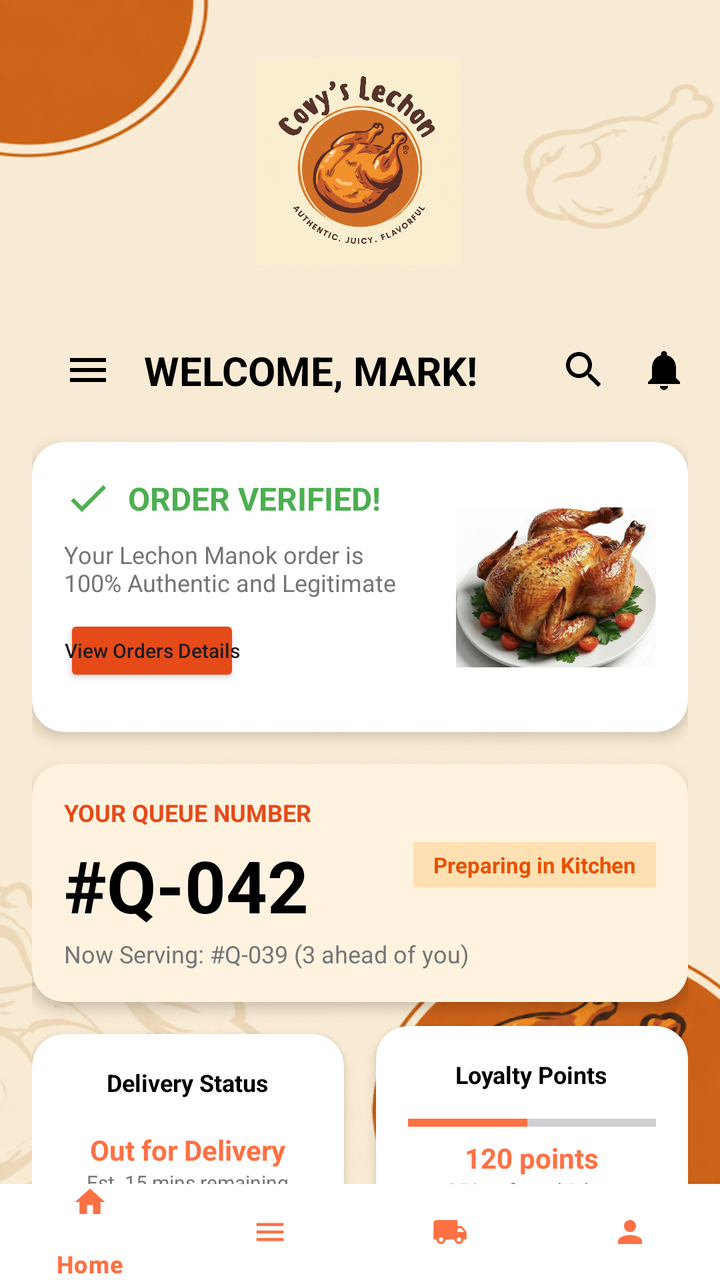
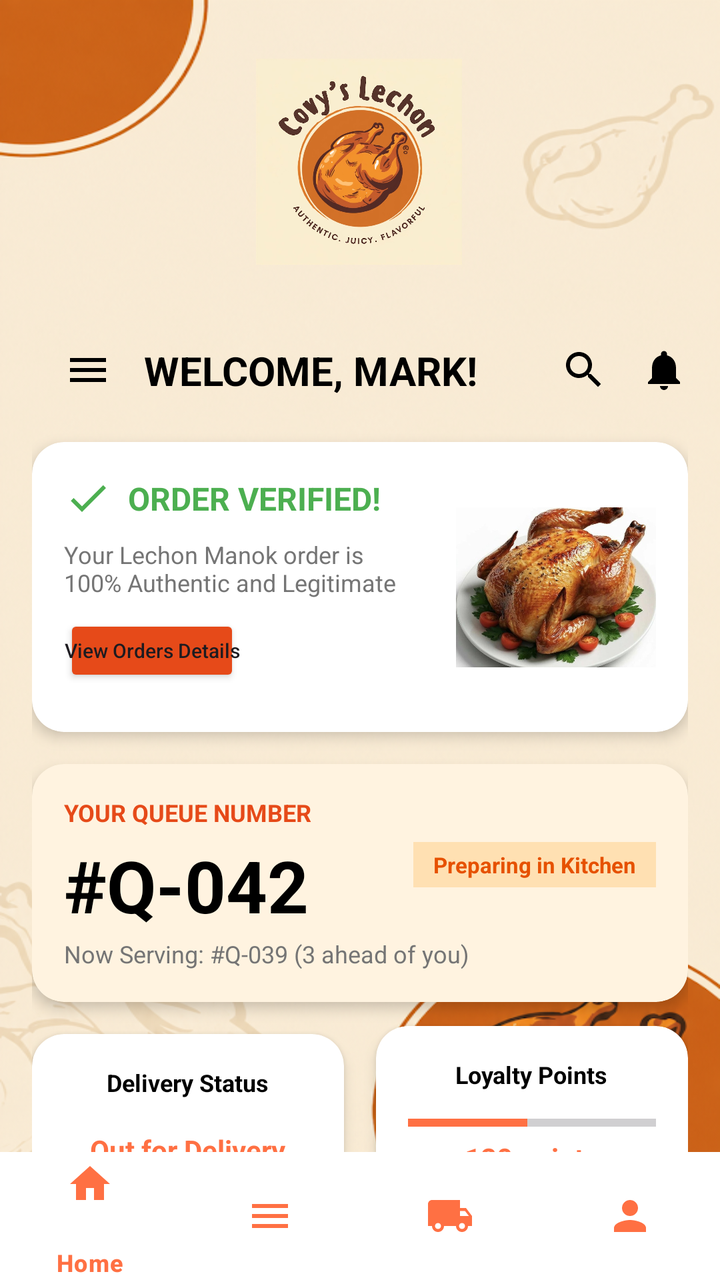

Compare the two renders of this Android layout. The source of the first and the diff that turns it into the second are given below.
<!-- AndroidManifest.xml: application theme Theme.CoyvSplashScreen -->
<!-- res/layout/activity_dashboard.xml -->
<?xml version="1.0" encoding="utf-8"?>
<androidx.constraintlayout.widget.ConstraintLayout xmlns:android="http://schemas.android.com/apk/res/android"
    xmlns:app="http://schemas.android.com/apk/res-auto"
    xmlns:tools="http://schemas.android.com/tools"
    android:id="@+id/main"
    android:layout_width="match_parent"
    android:layout_height="match_parent"
    android:background="@drawable/signinbackgoundimage"
    tools:context=".DashBoardActivity">

    
    <View
        android:id="@+id/view_decoration"
        android:layout_width="200dp"
        android:layout_height="200dp"
        android:layout_marginStart="-80dp"
        android:layout_marginTop="-80dp"
        android:alpha="0.3"
        app:layout_constraintStart_toStartOf="parent"
        app:layout_constraintTop_toTopOf="parent" />

    <androidx.core.widget.NestedScrollView
        android:layout_width="match_parent"
        android:layout_height="0dp"
        app:layout_constraintBottom_toTopOf="@+id/bottom_navigation"
        app:layout_constraintTop_toTopOf="parent">

        <androidx.constraintlayout.widget.ConstraintLayout
            android:layout_width="match_parent"
            android:layout_height="wrap_content"
            android:padding="@dimen/padding_medium">

            

            <ImageView
                android:id="@+id/covylogo"
                android:layout_width="153dp"
                android:layout_height="103dp"
                android:layout_marginTop="10dp"
                android:layout_marginBottom="36dp"
                android:contentDescription="Covy Lechon Logo"
                android:src="@drawable/logo"
                app:layout_constraintBottom_toTopOf="@+id/tv_welcome"
                app:layout_constraintEnd_toEndOf="parent"
                app:layout_constraintHorizontal_bias="0.498"
                app:layout_constraintStart_toStartOf="parent"
                app:layout_constraintTop_toTopOf="parent" />

            
            <ImageButton
                android:id="@+id/btn_menu_top"
                android:layout_width="@dimen/icon_size"
                android:layout_height="@dimen/icon_size"
                android:layout_marginStart="16dp"
                android:layout_marginTop="157dp"
                android:layout_marginEnd="16dp"
                android:layout_marginBottom="24dp"
                android:background="?attr/selectableItemBackgroundBorderless"
                android:src="@drawable/ic_menu"
                app:layout_constraintBottom_toTopOf="@+id/cv_verified"
                app:layout_constraintEnd_toStartOf="@+id/tv_welcome"
                app:layout_constraintStart_toStartOf="parent"
                app:layout_constraintTop_toTopOf="parent" />

            <TextView
                android:id="@+id/tv_welcome"
                android:layout_width="wrap_content"
                android:layout_height="wrap_content"
                android:layout_marginStart="@dimen/padding_medium"
                android:text="WELCOME, MARK!"
                android:textColor="@color/black"
                android:textSize="20sp"
                android:textStyle="bold"
                app:layout_constraintBottom_toBottomOf="@+id/btn_menu_top"
                app:layout_constraintStart_toEndOf="@+id/btn_menu_top"
                app:layout_constraintTop_toTopOf="@+id/btn_menu_top" />

            <ImageButton
                android:id="@+id/btn_notification"
                android:layout_width="@dimen/icon_size"
                android:layout_height="@dimen/icon_size"
                android:background="?attr/selectableItemBackgroundBorderless"
                android:src="@drawable/ic_notifications"
                app:layout_constraintBottom_toBottomOf="@+id/btn_menu_top"
                app:layout_constraintEnd_toEndOf="parent"
                app:layout_constraintTop_toTopOf="@+id/btn_menu_top" />

            <ImageButton
                android:id="@+id/btn_search"
                android:layout_width="@dimen/icon_size"
                android:layout_height="@dimen/icon_size"
                android:layout_marginEnd="@dimen/padding_medium"
                android:background="?attr/selectableItemBackgroundBorderless"
                android:src="@drawable/ic_search"
                app:layout_constraintBottom_toBottomOf="@+id/btn_menu_top"
                app:layout_constraintEnd_toStartOf="@+id/btn_notification"
                app:layout_constraintTop_toTopOf="@+id/btn_menu_top" />

            
            <androidx.cardview.widget.CardView
                android:id="@+id/cv_verified"
                android:layout_width="match_parent"
                android:layout_height="wrap_content"
                android:layout_marginTop="@dimen/padding_large"
                app:cardCornerRadius="@dimen/corner_radius"
                app:cardElevation="@dimen/card_elevation"
                app:layout_constraintTop_toBottomOf="@+id/btn_menu_top">

                <androidx.constraintlayout.widget.ConstraintLayout
                    android:layout_width="match_parent"
                    android:layout_height="145dp"
                    android:padding="@dimen/padding_medium">

                    <ImageView
                        android:id="@+id/iv_check"
                        android:layout_width="24dp"
                        android:layout_height="24dp"
                        android:contentDescription="Verified"
                        android:src="@drawable/ic_check"
                        app:layout_constraintStart_toStartOf="parent"
                        app:layout_constraintTop_toTopOf="parent" />

                    <TextView
                        android:id="@+id/tv_verified_status"
                        android:layout_width="wrap_content"
                        android:layout_height="wrap_content"
                        android:layout_marginStart="@dimen/padding_small"
                        android:text="ORDER VERIFIED!"
                        android:textColor="@color/green_verified"
                        android:textSize="16sp"
                        android:textStyle="bold"
                        app:layout_constraintBottom_toBottomOf="@+id/iv_check"
                        app:layout_constraintStart_toEndOf="@+id/iv_check"
                        app:layout_constraintTop_toTopOf="@+id/iv_check" />

                    <TextView
                        android:id="@+id/tv_verified_desc"
                        android:layout_width="0dp"
                        android:layout_height="wrap_content"
                        android:layout_marginTop="@dimen/padding_small"
                        android:text="Your Lechon Manok order is\n100% Authentic and Legitimate"
                        android:textColor="@color/text_grey"
                        android:textSize="12sp"
                        app:layout_constraintEnd_toStartOf="@+id/iv_verified_chicken"
                        app:layout_constraintStart_toStartOf="parent"
                        app:layout_constraintTop_toBottomOf="@+id/iv_check" />

                    <Button
                        android:id="@+id/btn_view_details"
                        android:layout_width="wrap_content"
                        android:layout_height="36dp"
                        android:layout_marginTop="@dimen/padding_small"
                        android:backgroundTint="@color/orange_dark"
                        android:padding="0dp"
                        android:text="View Orders Details"
                        android:textAllCaps="false"
                        android:textSize="10sp"
                        app:layout_constraintStart_toStartOf="parent"
                        app:layout_constraintTop_toBottomOf="@+id/tv_verified_desc" />

                    <ImageView
                        android:id="@+id/iv_verified_chicken"
                        android:layout_width="100dp"
                        android:layout_height="80dp"
                        android:scaleType="centerCrop"
                        android:src="@drawable/f423b4974f4dd7924f11f1bad41bf1b4"
                        app:layout_constraintBottom_toBottomOf="parent"
                        app:layout_constraintEnd_toEndOf="parent"
                        app:layout_constraintTop_toTopOf="parent" />
                </androidx.constraintlayout.widget.ConstraintLayout>
            </androidx.cardview.widget.CardView>

            
            <androidx.cardview.widget.CardView
                android:id="@+id/cv_queue"
                android:layout_width="match_parent"
                android:layout_height="wrap_content"
                android:layout_marginTop="@dimen/padding_medium"
                app:cardBackgroundColor="#FFF3E0"
                app:cardCornerRadius="@dimen/corner_radius"
                app:cardElevation="@dimen/card_elevation"
                app:layout_constraintTop_toBottomOf="@+id/cv_verified">

                <androidx.constraintlayout.widget.ConstraintLayout
                    android:layout_width="match_parent"
                    android:layout_height="wrap_content"
                    android:padding="@dimen/padding_medium">

                    <TextView
                        android:id="@+id/tv_queue_title"
                        android:layout_width="wrap_content"
                        android:layout_height="wrap_content"
                        android:text="YOUR QUEUE NUMBER"
                        android:textColor="@color/orange_dark"
                        android:textSize="12sp"
                        android:textStyle="bold"
                        app:layout_constraintStart_toStartOf="parent"
                        app:layout_constraintTop_toTopOf="parent" />

                    <TextView
                        android:id="@+id/tv_queue_number"
                        android:layout_width="wrap_content"
                        android:layout_height="wrap_content"
                        android:layout_marginTop="4dp"
                        android:text="#Q-042"
                        android:textColor="@color/black"
                        android:textSize="36sp"
                        android:textStyle="bold"
                        app:layout_constraintStart_toStartOf="parent"
                        app:layout_constraintTop_toBottomOf="@+id/tv_queue_title" />

                    <TextView
                        android:id="@+id/tv_now_serving"
                        android:layout_width="wrap_content"
                        android:layout_height="wrap_content"
                        android:layout_marginTop="2dp"
                        android:text="Now Serving: #Q-039 (3 ahead of you)"
                        android:textColor="@color/text_grey"
                        android:textSize="12sp"
                        app:layout_constraintStart_toStartOf="parent"
                        app:layout_constraintTop_toBottomOf="@+id/tv_queue_number" />

                    <TextView
                        android:id="@+id/tv_queue_status_badge"
                        android:layout_width="wrap_content"
                        android:layout_height="wrap_content"
                        android:background="#FFE0B2"
                        android:paddingHorizontal="10dp"
                        android:paddingVertical="4dp"
                        android:text="Preparing in Kitchen"
                        android:textColor="#E65100"
                        android:textSize="11sp"
                        android:textStyle="bold"
                        app:layout_constraintBottom_toBottomOf="@+id/tv_queue_number"
                        app:layout_constraintEnd_toEndOf="parent"
                        app:layout_constraintTop_toTopOf="@+id/tv_queue_title" />

                </androidx.constraintlayout.widget.ConstraintLayout>
            </androidx.cardview.widget.CardView>

            
            <androidx.cardview.widget.CardView
                android:id="@+id/cv_status"
                android:layout_width="0dp"
                android:layout_height="wrap_content"
                android:layout_marginTop="@dimen/padding_medium"
                android:layout_marginEnd="@dimen/padding_small"
                app:cardCornerRadius="@dimen/corner_radius"
                app:cardElevation="@dimen/card_elevation"
                app:layout_constraintEnd_toStartOf="@+id/cv_loyalty"
                app:layout_constraintStart_toStartOf="parent"
                app:layout_constraintTop_toBottomOf="@+id/cv_queue">

                <LinearLayout
                    android:layout_width="match_parent"
                    android:layout_height="wrap_content"
                    android:gravity="center"
                    android:orientation="vertical"
                    android:padding="@dimen/padding_medium">

                    <TextView
                        android:layout_width="wrap_content"
                        android:layout_height="wrap_content"
                        android:text="Delivery Status"
                        android:textColor="@color/black"
                        android:textSize="12sp"
                        android:textStyle="bold" />

                    <TextView
                        android:layout_width="wrap_content"
                        android:layout_height="wrap_content"
                        android:layout_marginTop="16dp"
                        android:text="Out for Delivery"
                        android:textColor="@color/orange_primary"
                        android:textSize="14sp"
                        android:textStyle="bold" />

                    <TextView
                        android:layout_width="wrap_content"
                        android:layout_height="wrap_content"
                        android:text="Est. 15 mins remaining"
                        android:textColor="@color/text_grey"
                        android:textSize="10sp" />
                </LinearLayout>
            </androidx.cardview.widget.CardView>

            <androidx.cardview.widget.CardView
                android:id="@+id/cv_loyalty"
                android:layout_width="0dp"
                android:layout_height="wrap_content"
                android:layout_marginStart="@dimen/padding_small"
                app:cardCornerRadius="@dimen/corner_radius"
                app:cardElevation="@dimen/card_elevation"
                app:layout_constraintBottom_toBottomOf="@+id/cv_status"
                app:layout_constraintEnd_toEndOf="parent"
                app:layout_constraintStart_toEndOf="@+id/cv_status"
                app:layout_constraintTop_toTopOf="@+id/cv_status">

                <LinearLayout
                    android:layout_width="match_parent"
                    android:layout_height="wrap_content"
                    android:gravity="center"
                    android:orientation="vertical"
                    android:padding="@dimen/padding_medium">

                    <TextView
                        android:layout_width="wrap_content"
                        android:layout_height="wrap_content"
                        android:text="Loyalty Points"
                        android:textColor="@color/black"
                        android:textSize="12sp"
                        android:textStyle="bold" />

                    <ProgressBar
                        style="?android:attr/progressBarStyleHorizontal"
                        android:layout_width="match_parent"
                        android:layout_height="wrap_content"
                        android:layout_marginTop="@dimen/padding_small"
                        android:progress="120"
                        android:max="250"
                        android:progressTint="@color/orange_primary" />

                    <TextView
                        android:layout_width="wrap_content"
                        android:layout_height="wrap_content"
                        android:text="120 points"
                        android:textColor="@color/orange_primary"
                        android:textSize="14sp"
                        android:textStyle="bold" />

                    <TextView
                        android:layout_width="wrap_content"
                        android:layout_height="wrap_content"
                        android:text="250 to free chicken"
                        android:textColor="@color/text_grey"
                        android:textSize="10sp" />
                </LinearLayout>
            </androidx.cardview.widget.CardView>

            
            <TextView
                android:id="@+id/tv_recent_orders"
                android:layout_width="wrap_content"
                android:layout_height="wrap_content"
                android:layout_marginTop="@dimen/padding_large"
                android:text="My Recent Orders"
                android:textSize="18sp"
                android:textStyle="bold"
                app:layout_constraintStart_toStartOf="parent"
                app:layout_constraintTop_toBottomOf="@+id/cv_status" />

            <TextView
                android:id="@+id/tv_view_all"
                android:layout_width="wrap_content"
                android:layout_height="wrap_content"
                android:text="View All"
                android:textColor="@color/orange_primary"
                app:layout_constraintBottom_toBottomOf="@+id/tv_recent_orders"
                app:layout_constraintEnd_toEndOf="parent"
                app:layout_constraintTop_toTopOf="@+id/tv_recent_orders" />

            <androidx.cardview.widget.CardView
                android:id="@+id/cv_order_item"
                android:layout_width="match_parent"
                android:layout_height="wrap_content"
                android:layout_marginTop="@dimen/padding_medium"
                app:cardCornerRadius="@dimen/corner_radius"
                app:cardElevation="@dimen/card_elevation"
                app:layout_constraintTop_toBottomOf="@+id/tv_recent_orders">

                <androidx.constraintlayout.widget.ConstraintLayout
                    android:layout_width="match_parent"
                    android:layout_height="wrap_content"
                    android:padding="@dimen/padding_small">

                    <androidx.cardview.widget.CardView
                        android:id="@+id/cv_order_img_container"
                        android:layout_width="80dp"
                        android:layout_height="80dp"
                        app:cardCornerRadius="8dp"
                        app:layout_constraintStart_toStartOf="parent"
                        app:layout_constraintTop_toTopOf="parent">

                        <ImageView
                            android:id="@+id/iv_order_img"
                            android:layout_width="match_parent"
                            android:layout_height="match_parent"
                            android:contentDescription="Order Image"
                            android:scaleType="centerCrop"
                            android:src="@drawable/f423b4974f4dd7924f11f1bad41bf1b4" />
                    </androidx.cardview.widget.CardView>

                    <TextView
                        android:id="@+id/tv_order_name"
                        android:layout_width="0dp"
                        android:layout_height="wrap_content"
                        android:layout_marginStart="@dimen/padding_medium"
                        android:text="Lechon Manok (Whole)"
                        android:textColor="@color/black"
                        android:textStyle="bold"
                        app:layout_constraintEnd_toStartOf="@+id/iv_order_arrow"
                        app:layout_constraintStart_toEndOf="@+id/cv_order_img_container"
                        app:layout_constraintTop_toTopOf="parent" />

                    <TextView
                        android:id="@+id/tv_order_id"
                        android:layout_width="wrap_content"
                        android:layout_height="wrap_content"
                        android:text="ID: #123"
                        android:textColor="@color/text_grey"
                        android:textSize="12sp"
                        app:layout_constraintStart_toStartOf="@+id/tv_order_name"
                        app:layout_constraintTop_toBottomOf="@+id/tv_order_name" />

                    <TextView
                        android:id="@+id/tv_order_date"
                        android:layout_width="wrap_content"
                        android:layout_height="wrap_content"
                        android:text="Dec 23, 2023 - 10:30 AM"
                        android:textColor="@color/text_grey"
                        android:textSize="12sp"
                        app:layout_constraintStart_toStartOf="@+id/tv_order_name"
                        app:layout_constraintTop_toBottomOf="@+id/tv_order_id" />

                    <TextView
                        android:id="@+id/tv_order_status"
                        android:layout_width="wrap_content"
                        android:layout_height="wrap_content"
                        android:layout_marginTop="4dp"
                        android:background="#D5F5E3"
                        android:paddingHorizontal="8dp"
                        android:paddingVertical="2dp"
                        android:text="Delivered"
                        android:textColor="#27AE60"
                        android:textSize="10sp"
                        android:textStyle="bold"
                        app:layout_constraintStart_toStartOf="@+id/tv_order_name"
                        app:layout_constraintTop_toBottomOf="@+id/tv_order_date" />

                    <ImageView
                        android:id="@+id/iv_order_arrow"
                        android:layout_width="24dp"
                        android:layout_height="24dp"
                        android:src="@android:drawable/ic_media_play"
                        app:layout_constraintBottom_toBottomOf="parent"
                        app:layout_constraintEnd_toEndOf="parent"
                        app:layout_constraintTop_toTopOf="parent"
                        app:tint="@color/black" />
                </androidx.constraintlayout.widget.ConstraintLayout>
            </androidx.cardview.widget.CardView>

            
            <Button
                android:id="@+id/btn_place_order"
                android:layout_width="match_parent"
                android:layout_height="60dp"
                android:layout_marginTop="10dp"
                android:layout_marginBottom="4dp"
                android:backgroundTint="@color/orange_primary"
                android:text="Place New Order"
                android:textColor="@color/white"
                app:cornerRadius="@dimen/corner_radius"
                app:layout_constraintBottom_toBottomOf="parent"
                app:layout_constraintTop_toBottomOf="@+id/cv_order_item"
                app:layout_constraintVertical_bias="0.0"
                tools:layout_editor_absoluteX="16dp" />

        </androidx.constraintlayout.widget.ConstraintLayout>
    </androidx.core.widget.NestedScrollView>

    <com.google.android.material.bottomnavigation.BottomNavigationView
        android:id="@+id/bottom_navigation"
        android:layout_width="match_parent"
        android:layout_height="48dp"
        android:background="@color/white"
        app:itemIconTint="@color/orange_primary"
        app:itemTextColor="@color/orange_primary"
        app:itemIconSize="18dp"
        app:itemPaddingTop="0dp"
        app:itemPaddingBottom="0dp"
        app:layout_constraintBottom_toBottomOf="parent"
        app:menu="@menu/bottom_nav_menu" />

</androidx.constraintlayout.widget.ConstraintLayout>
<!-- resources referenced by this layout -->
<resources>
  <color name="black">#FF000000</color>
  <color name="green_verified">#4CAF50</color>
  <color name="orange_dark">#E64A19</color>
  <color name="orange_primary">#FF7043</color>
  <color name="text_grey">#757575</color>
  <color name="white">#FFFFFFFF</color>
  <dimen name="card_elevation">4dp</dimen>
  <dimen name="corner_radius">16dp</dimen>
  <dimen name="icon_size">24dp</dimen>
  <dimen name="padding_large">24dp</dimen>
  <dimen name="padding_medium">16dp</dimen>
  <dimen name="padding_small">8dp</dimen>
  <!-- drawable f423b4974f4dd7924f11f1bad41bf1b4: jpg bitmap (drawable, 122413 bytes) -->
  <!-- drawable ic_check (drawable) -->
  <vector xmlns:android="http://schemas.android.com/apk/res/android"
      android:width="24dp"
      android:height="24dp"
      android:viewportWidth="24"
      android:viewportHeight="24">
      <path
          android:fillColor="#4CAF50"
          android:pathData="M9,16.17L4.83,12l-1.42,1.41L9,19 21,7l-1.41,-1.41z" />
  </vector>
  <!-- drawable ic_menu (drawable) -->
  <vector xmlns:android="http://schemas.android.com/apk/res/android"
      android:width="24dp"
      android:height="24dp"
      android:viewportWidth="24"
      android:viewportHeight="24">
      <path
          android:fillColor="#000000"
          android:pathData="M3,18h18v-2H3V18z M3,13h18v-2H3V13z M3,6v2h18V6H3z" />
  </vector>
  <!-- drawable ic_notifications (drawable) -->
  <vector xmlns:android="http://schemas.android.com/apk/res/android"
      android:width="24dp"
      android:height="24dp"
      android:viewportWidth="24"
      android:viewportHeight="24">
      <path
          android:fillColor="#000000"
          android:pathData="M12,22c1.1,0 2,-0.9 2,-2h-4c0,1.1 0.89,2 2,2zm6,-6v-5c0,-3.07 -1.64,-5.64 -4.5,-6.32V4c0,-0.83 -0.67,-1.5 -1.5,-1.5s-1.5,0.67 -1.5,1.5v0.68C7.63,5.36 6,7.92 6,11v5l-2,2v1h16v-1l-2,-2z" />
  </vector>
  <!-- drawable ic_search (drawable) -->
  <vector xmlns:android="http://schemas.android.com/apk/res/android"
      android:width="24dp"
      android:height="24dp"
      android:viewportWidth="24"
      android:viewportHeight="24">
      <path
          android:fillColor="#000000"
          android:pathData="M15.5,14h-0.79l-0.28,-0.27C15.41,12.59 16,11.11 16,9.5 16,5.91 13.09,3 9.5,3S3,5.91 3,9.5 5.91,16 9.5,16c1.61,0 3.09,-0.59 4.23,-1.57l0.27,0.28v0.79l5,4.99L20.49,19l-4.99,-5zm-6,0C7.01,14 5,11.99 5,9.5S7.01,5 9.5,5 14,7.01 14,9.5 11.99,14 9.5,14z" />
  </vector>
  <!-- drawable logo: jpg bitmap (drawable, 98396 bytes) -->
  <!-- drawable signinbackgoundimage: png bitmap (drawable, 391030 bytes) -->
  <style name="Theme.CoyvSplashScreen" parent="Base.Theme.CoyvSplashScreen" />
  <style name="Base.Theme.CoyvSplashScreen" parent="Theme.Material3.DayNight.NoActionBar">
          
          
      </style>
</resources>

<!-- the commit's change to res/layout/activity_dashboard.xml (unified diff, before → after) -->
@@ -471,13 +471,13 @@
     <com.google.android.material.bottomnavigation.BottomNavigationView
         android:id="@+id/bottom_navigation"
         android:layout_width="match_parent"
-        android:layout_height="48dp"
+        android:layout_height="64dp"
         android:background="@color/white"
         app:itemIconTint="@color/orange_primary"
         app:itemTextColor="@color/orange_primary"
-        app:itemIconSize="18dp"
-        app:itemPaddingTop="0dp"
-        app:itemPaddingBottom="0dp"
+        app:itemIconSize="24dp"
+        app:itemPaddingTop="4dp"
+        app:itemPaddingBottom="4dp"
         app:layout_constraintBottom_toBottomOf="parent"
         app:menu="@menu/bottom_nav_menu" />
 
